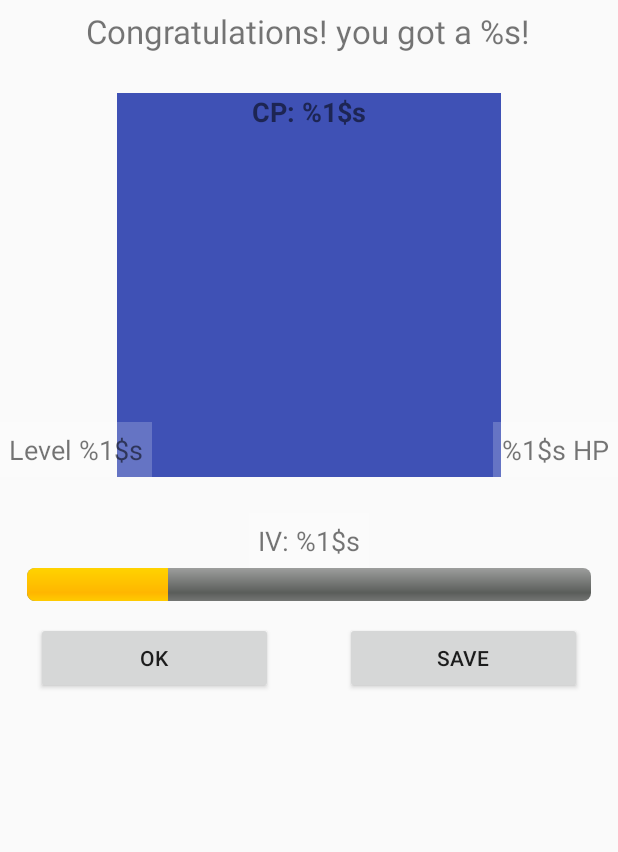
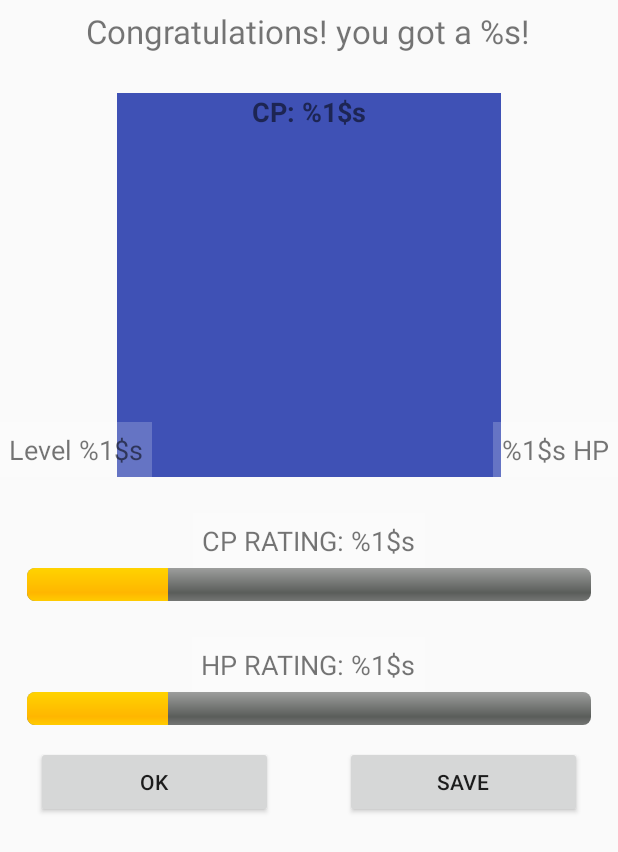
Before and after one commit to f3lixz/EggSimulatorv2, an Android app: the layout pokemon_dialog.xml on its own in the app's theme, with its tools: preview values and no code run, on a phone screen of 412 x 824 dp. Shown: the top 852 px of the screen. Run offline under Robolectric (Android 15) with nearby library versions, the phone set to English and light mode, and no system bars; plain views replace SeekArc.

Commit message:
fixed a bugg where the pokemontemplates would be altered and screw up stats for pokemon generated of the same kind

```diff
--- a/app/src/main/java/se/eggmaster/eggsimulator/Core/IPokemonNames.java
+++ b/app/src/main/java/se/eggmaster/eggsimulator/Core/IPokemonNames.java
@@ -398,7 +398,9 @@ public final class IPokemonNames {
     }
 
     public static Pokemon getPokemonById(int id) {
-        return mPokemonById.get(id);
+        Pokemon pokemonTemplate = mPokemonById.get(id);
+        Pokemon pokemonClose = new Pokemon(pokemonTemplate.getName(), pokemonTemplate.getBaseAttack(), pokemonTemplate.getBaseDefence(), pokemonTemplate.getBaseStamina(), pokemonTemplate.getImageRes());
+        return pokemonClose;
     }
 
 }
--- a/app/src/main/res/drawable/progresscolor.xml
+++ b/app/src/main/res/drawable/progresscolor.xml
@@ -5,7 +5,7 @@
             <corners android:radius="5dip" />
             <gradient
                 android:startColor="#ff9d9e9d"
-                android:centerColor="#ff5a5d5a"
+                android:centerColor="#ff5a4d5a"
                 android:centerY="0.75"
                 android:endColor="#ff747674"
                 android:angle="270"
--- a/app/src/main/res/layout/pokemon_dialog.xml
+++ b/app/src/main/res/layout/pokemon_dialog.xml
@@ -66,7 +66,7 @@
         />
     <TextView
         android:padding="6dp"
-        android:id="@+id/ivText"
+        android:id="@+id/ivCPText"
         android:textSize="18sp"
         android:background="#33FFFFFF"
         android:layout_marginTop="24dp"
@@ -74,12 +74,33 @@
         android:layout_height="wrap_content"
         android:layout_below="@id/pokeImage"
         android:layout_centerHorizontal="true"
-        android:text="@string/pokepop_iv"
+        android:text="@string/pokepop_iv_cp"
         />
     <ProgressBar
-        android:id="@+id/iv_progress"
+        android:id="@+id/iv_progress_cp"
         style="@android:style/Widget.ProgressBar.Horizontal"
-        android:layout_below="@id/ivText"
+        android:layout_below="@id/ivCPText"
+        android:layout_width="match_parent"
+        android:layout_height="22dp"
+        android:layout_marginRight="18dp"
+        android:layout_marginLeft="18dp"
+        android:progress="25"/>
+    <TextView
+        android:padding="6dp"
+        android:id="@+id/ivHPText"
+        android:textSize="18sp"
+        android:background="#33FFFFFF"
+        android:layout_marginTop="24dp"
+        android:layout_width="wrap_content"
+        android:layout_height="wrap_content"
+        android:layout_below="@id/iv_progress_cp"
+        android:layout_centerHorizontal="true"
+        android:text="@string/pokepop_iv_hp"
+        />
+    <ProgressBar
+        android:id="@+id/iv_progress_hp"
+        style="@android:style/Widget.ProgressBar.Horizontal"
+        android:layout_below="@id/ivHPText"
         android:layout_width="match_parent"
         android:layout_height="22dp"
         android:layout_marginRight="18dp"
@@ -89,7 +110,7 @@
         android:layout_width="match_parent"
         android:layout_height="wrap_content"
         android:layout_gravity="center_horizontal"
-        android:layout_below="@+id/iv_progress"
+        android:layout_below="@+id/iv_progress_hp"
         android:layout_marginTop="14dp"
         android:orientation="horizontal">
         <Button
--- a/app/src/main/res/values/colors.xml
+++ b/app/src/main/res/values/colors.xml
@@ -6,6 +6,6 @@
     <color name="red">#FF0000</color>
     <color name="orange">#ff9900</color>
     <color name="yellow">#ffff00</color>
-    <color name="lightGreen">#ccff33</color>
-    <color name="green">#66ff33</color>
+    <color name="lightGreen">#009900</color>
+    <color name="green">#336600</color>
 </resources>
--- a/app/src/main/res/values/strings.xml
+++ b/app/src/main/res/values/strings.xml
@@ -9,7 +9,8 @@
     <string name="pokepop_cp">CP: %1$s</string>
     <string name="pokepop_weight">Weight: %1$s</string>
     <string name="pokepop_length">Length: %1$s</string>
-    <string name="pokepop_iv">IV: %1$s</string>
+    <string name="pokepop_iv_cp">CP RATING: %1$s</string>
+    <string name="pokepop_iv_hp">HP RATING: %1$s</string>
 
     <string name="egg_dont_crack">Disable cracking</string>
     <string name="twokm">2 km</string>
```
Also changed, not shown: app/src/main/java/se/eggmaster/eggsimulator/Core/PokemonGenerator.java (+15 -10 lines), app/src/main/java/se/eggmaster/eggsimulator/UI/PokePopDialog.java (+20 -9 lines).
